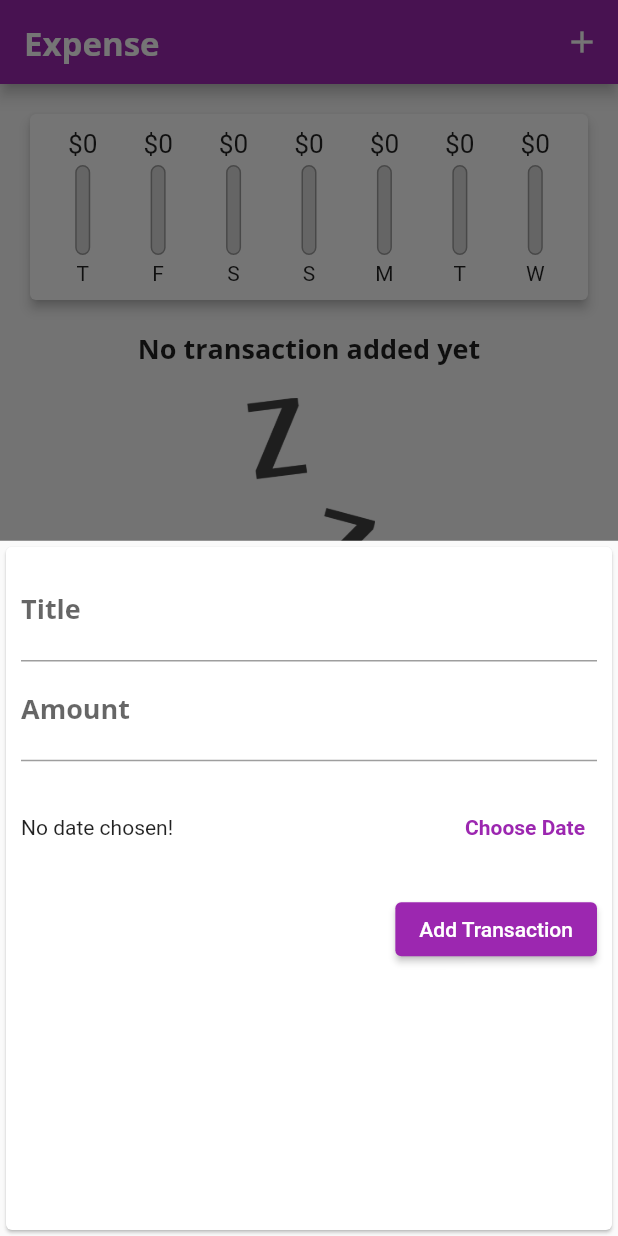
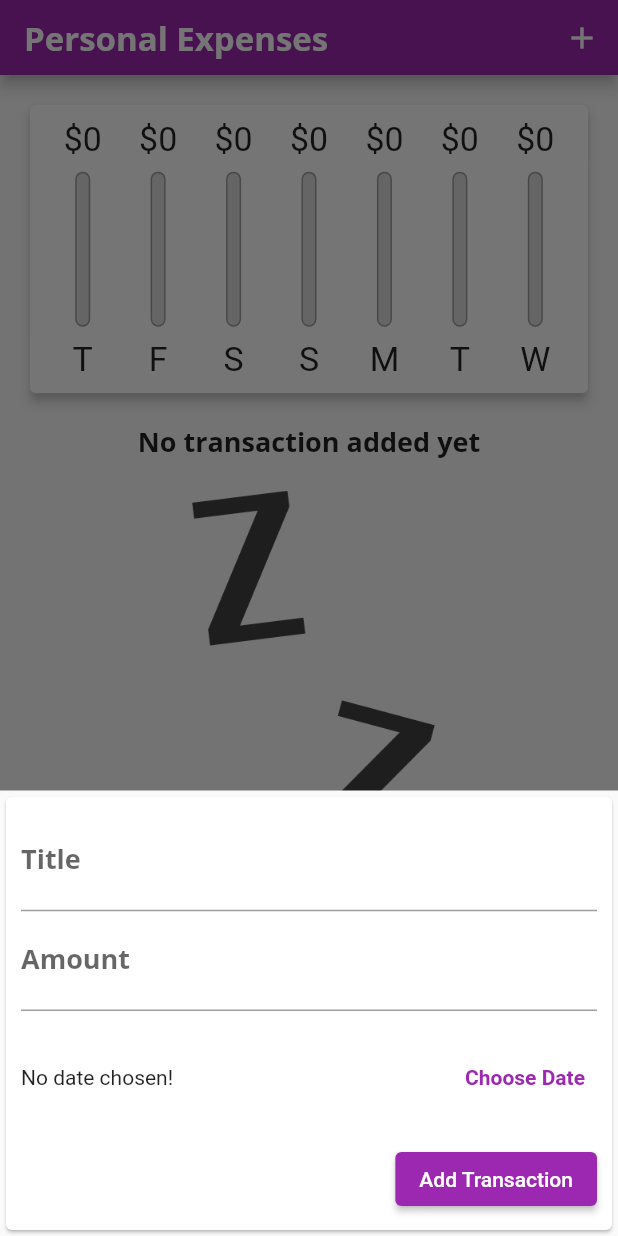
Before and after one commit to AhamedEstiak/flutter-app, a Flutter app: the screen it shows after launch, after a tap on the "add" icon, on a phone screen of 412 x 824 dp. Run offline on Flutter 3.47's test engine with Material 2 defaults, Android fonts, the phone set to English and light mode, and no system bars.

Commit message:
responsive and adaptiveness added

```diff
--- a/lib/expense-planner/index.dart
+++ b/lib/expense-planner/index.dart
@@ -1,3 +1,6 @@
+import 'dart:io';
+
+import 'package:flutter/cupertino.dart';
 import 'package:flutter/material.dart';
 
 import './widgets/add_transaction.dart';
@@ -13,20 +16,8 @@ class MyHomePage extends StatefulWidget {
 }
 
 class _MyHomePageState extends State<MyHomePage> {
-  final List<Transaction> _userTransactions = [
-    // Transaction(
-    //   id: 'tx1',
-    //   title: 'New shoes',
-    //   amount: 96.98,
-    //   date: DateTime.now(),
-    // ),
-    // Transaction(
-    //   id: 'tx2',
-    //   title: 'Warriors of the day',
-    //   amount: 45.49,
-    //   date: DateTime.now(),
-    // ),
-  ];
+  final List<Transaction> _userTransactions = [];
+  bool _showChart = false;
 
   void _addTransaction(String txTitle, double txAmount, DateTime txDate) {
     final newTx = Transaction(
@@ -44,10 +35,17 @@ class _MyHomePageState extends State<MyHomePage> {
   void _startAddTransaction(BuildContext ctx) {
     showModalBottomSheet(
       context: ctx,
+      // isScrollControlled: true,
       builder: (_) {
         return AddTransaction(_addTransaction);
       },
     );
+  }
+
+  void _removeTransaction(String id) {
+    setState(() {
+      _userTransactions.removeWhere((element) => element.id == id);
+    });
   }
 
   List<Transaction> get _recentTransactions {
@@ -62,10 +60,42 @@ class _MyHomePageState extends State<MyHomePage> {
 
   @override
   Widget build(BuildContext context) {
+    final PreferredSizeWidget appBar = Platform.isIOS
+        ? PreferredSize(
+            preferredSize: const Size.fromHeight(50),
+            child: CupertinoNavigationBar(
+              middle: const Text('Personal Expenses'),
+              trailing: Row(
+                mainAxisSize: MainAxisSize.min,
+                children: [
+                  GestureDetector(
+                    onTap: () => _startAddTransaction(context),
+                    child: const Icon(CupertinoIcons.add),
+                  ),
+                ],
+              ),
+            ),
+          )
+        : PreferredSize(
+            preferredSize: const Size.fromHeight(50),
+            child: AppBar(
+              title: const Text('Personal Expenses'),
+              actions: [
+                Builder(
+                  builder: (context) => IconButton(
+                    onPressed: () => _startAddTransaction(context),
+                    icon: const Icon(Icons.add),
+                  ),
+                ),
+              ],
+            ),
+          );
+
     return MaterialApp(
       title: 'Personal Expenses',
       theme: ThemeData(
         primarySwatch: Colors.purple,
+        accentColor: Colors.amber,
         colorScheme: ColorScheme.fromSwatch().copyWith(
           primary: Colors.purple,
           secondary: Colors.amber,
@@ -88,36 +118,89 @@ class _MyHomePageState extends State<MyHomePage> {
           ),
         ),
       ),
-      home: Scaffold(
-        appBar: AppBar(
-          title: const Text('Expense'),
-          actions: [
-            Builder(
-              builder: (context) => IconButton(
-                onPressed: () => _startAddTransaction(context),
-                icon: const Icon(Icons.add),
+      home: Builder(builder: (context) {
+        final mediaQuery = MediaQuery.of(context);
+        final isLandscape = mediaQuery.orientation == Orientation.landscape;
+        final txListWidget = Container(
+          height: (mediaQuery.size.height -
+                  appBar.preferredSize.height -
+                  mediaQuery.padding.top) *
+              0.7,
+          child: TransactionList(
+            transactions: _userTransactions,
+            removeTransaction: _removeTransaction,
           ),
-            ),
-          ],
-        ),
-        body: SingleChildScrollView(
+        );
+
+        final pageBody = SafeArea(
+          child: SingleChildScrollView(
             child: Column(
               // mainAxisAlignment: MainAxisAlignment.spaceAround,
               crossAxisAlignment: CrossAxisAlignment.stretch,
               children: [
-              Chart(recentTransactions: _recentTransactions),
-              TransactionList(transactions: _userTransactions)
+                if (isLandscape)
+                  Row(
+                    mainAxisAlignment: MainAxisAlignment.center,
+                    children: [
+                       Text('Show Chart', style: Theme.of(context).textTheme.titleMedium,),
+                      Switch.adaptive(
+                        value: _showChart,
+                        onChanged: (value) {
+                          setState(() {
+                            _showChart = value;
+                          });
+                        },
+                      ),
+                    ],
+                  ),
+                if (!isLandscape)
+                  SizedBox(
+                    height: (mediaQuery.size.height -
+                            appBar.preferredSize.height -
+                            mediaQuery.padding.top) *
+                        0.3,
+                    child: Chart(
+                      recentTransactions: _recentTransactions,
+                    ),
+                  ),
+                if (!isLandscape) txListWidget,
+                if (isLandscape)
+                  _showChart
+                      ? SizedBox(
+                          height: (mediaQuery.size.height -
+                                  appBar.preferredSize.height -
+                                  mediaQuery.padding.top) *
+                              0.6,
+                          child: Chart(
+                            recentTransactions: _recentTransactions,
+                          ),
+                        )
+                      : txListWidget,
               ],
             ),
           ),
-        floatingActionButtonLocation: FloatingActionButtonLocation.centerFloat,
+        );
+
+        return
+        // Platform.isIOS
+        //     ? CupertinoPageScaffold(
+        //         // navigationBar: appBar,
+        //         child: pageBody,
+        //       )
+        //     :
+            Scaffold(
+                appBar: appBar,
+                body: pageBody,
+                floatingActionButtonLocation:
+                    FloatingActionButtonLocation.centerFloat,
                 floatingActionButton: Builder(
                   builder: (ctx) => FloatingActionButton(
                     child: const Icon(Icons.add),
                     onPressed: () => _startAddTransaction(ctx),
                   ),
                 ),
-      ),
+              );
+      }),
     );
   }
 }
--- a/lib/expense-planner/widgets/add_transaction.dart
+++ b/lib/expense-planner/widgets/add_transaction.dart
@@ -1,3 +1,4 @@
+
 import 'package:flutter/material.dart';
 import 'package:intl/intl.dart';
 
@@ -13,10 +14,10 @@ class AddTransaction extends StatefulWidget {
 class _AddTransactionState extends State<AddTransaction> {
   final _titleController = TextEditingController();
   final _amountController = TextEditingController();
-  late DateTime _pickedDate;
+  DateTime? _pickedDate;
 
   void _submitTransaction() {
-    if(_amountController.text.isEmpty) return;
+    if (_amountController.text.isEmpty) return;
 
     final inputTitle = _titleController.text;
     final inputAmount = double.parse(_amountController.text);
@@ -25,11 +26,7 @@ class _AddTransactionState extends State<AddTransaction> {
       return;
     }
 
-    widget.addTransactionHandler(
-      inputTitle,
-      inputAmount,
-      _pickedDate
-    );
+    widget.addTransactionHandler(inputTitle, inputAmount, _pickedDate);
 
     Navigator.of(context).pop();
   }
@@ -53,9 +50,15 @@ class _AddTransactionState extends State<AddTransaction> {
 
   @override
   Widget build(BuildContext context) {
-    return Card(
+    return SingleChildScrollView(
+      child: Card(
         child: Container(
-        padding: const EdgeInsets.all(10),
+          padding: EdgeInsets.only(
+            left: 10,
+            right: 10,
+            top: 10,
+            bottom: MediaQuery.of(context).viewInsets.bottom + 10,
+          ),
           child: Column(
             crossAxisAlignment: CrossAxisAlignment.end,
             children: [
@@ -77,10 +80,9 @@ class _AddTransactionState extends State<AddTransaction> {
                   children: [
                     Expanded(
                       child: Text(
-                        // _pickedDate == null
-                        //     ?
-                        'No date chosen!'
-                        // : DateFormat.yMMMd().format(_pickedDate),
+                        _pickedDate == null
+                            ? 'No date chosen!'
+                            : DateFormat.yMMMd().format(_pickedDate!),
                       ),
                     ),
                     TextButton(
@@ -102,6 +104,7 @@ class _AddTransactionState extends State<AddTransaction> {
             ],
           ),
         ),
+      ),
     );
   }
 }
--- a/lib/expense-planner/widgets/chart.dart
+++ b/lib/expense-planner/widgets/chart.dart
@@ -50,9 +50,7 @@ class Chart extends StatelessWidget {
 
   @override
   Widget build(BuildContext context) {
-    return Container(
-      width: double.infinity,
-      child: Card(
+    return Card(
       elevation: 3,
       margin: const EdgeInsets.all(20),
       child: Padding(
@@ -75,7 +73,6 @@ class Chart extends StatelessWidget {
               .toList(),
         ),
       ),
-      ),
     );
   }
 }
--- a/lib/expense-planner/widgets/chart_bar.dart
+++ b/lib/expense-planner/widgets/chart_bar.dart
@@ -14,24 +14,24 @@ class ChartBar extends StatelessWidget {
 
   @override
   Widget build(BuildContext context) {
-    print(spendingPctOfTotal);
-
+    return LayoutBuilder(
+      builder: (ctx, constraints) {
         return Column(
           children: [
             Container(
-          height: 20,
+              height: constraints.maxHeight * 0.15,
               child: FittedBox(
                 child: Text(
                   '\$${spendingTotal.toStringAsFixed(0)}',
                 ),
               ),
             ),
-        const SizedBox(
-          height: 4,
+            SizedBox(
+              height: constraints.maxHeight * 0.05,
             ),
             Container(
               width: 10,
-          height: 60,
+              height: constraints.maxHeight * 0.6,
               child: Stack(
                 children: [
                   Container(
@@ -57,11 +57,18 @@ class ChartBar extends StatelessWidget {
                 ],
               ),
             ),
-        const SizedBox(
-          height: 4,
+            SizedBox(
+              height: constraints.maxHeight * 0.05,
             ),
-        Text(label),
+            SizedBox(
+              height: constraints.maxHeight * 0.15,
+              child: FittedBox(
+                child: Text(label),
+              ),
+            ),
           ],
+        );
+      },
     );
   }
 }
--- a/lib/expense-planner/widgets/transaction_list.dart
+++ b/lib/expense-planner/widgets/transaction_list.dart
@@ -5,15 +5,22 @@ import '../models/transaction.dart';
 
 class TransactionList extends StatelessWidget {
   final List<Transaction> transactions;
+  final Function removeTransaction;
 
-  const TransactionList({super.key, required this.transactions});
+  const TransactionList({
+    super.key,
+    required this.transactions,
+    required this.removeTransaction,
+  });
 
   @override
   Widget build(BuildContext context) {
-    return SizedBox(
-      height: 450,
+    return Container(
+      // color: Colors.red,
       child: transactions.isEmpty
-          ? Column(
+          ? LayoutBuilder(
+              builder: (ctx, constraints) {
+                return Column(
                   children: [
                     Text(
                       'No transaction added yet',
@@ -23,15 +30,18 @@ class TransactionList extends StatelessWidget {
                       height: 20,
                     ),
                     SizedBox(
-                  height: 200,
+                      height: constraints.maxHeight * 0.7,
                       child: Image.asset(
                         'assets/images/waiting.png',
                         fit: BoxFit.cover,
                       ),
                     ),
                   ],
+                );
+              },
             )
           : ListView.builder(
+              itemCount: transactions.length,
               itemBuilder: (ctx, index) {
                 return Card(
                   elevation: 5,
@@ -61,7 +71,22 @@ class TransactionList extends StatelessWidget {
                     ),
                     subtitle: Text(
                         DateFormat.yMMMd().format(transactions[index].date)),
-                    trailing: Icon(Icons.more_vert),
+                    trailing: MediaQuery.of(context).size.width > 400
+                        ? TextButton.icon(
+                            onPressed: () =>
+                                removeTransaction(transactions[index].id),
+                            icon: const Icon(Icons.delete),
+                            style: TextButton.styleFrom(
+                              primary: Theme.of(context).errorColor,
+                            ),
+                            label: const Text('Delete'),
+                          )
+                        : IconButton(
+                            onPressed: () =>
+                                removeTransaction(transactions[index].id),
+                            icon: const Icon(Icons.delete),
+                            color: Theme.of(context).errorColor,
+                          ),
                   ),
                 );
                 // return Card(
@@ -109,7 +134,6 @@ class TransactionList extends StatelessWidget {
                 //   ),
                 // );
               },
-              itemCount: transactions.length,
             ),
     );
   }
--- a/lib/main.dart
+++ b/lib/main.dart
@@ -1,4 +1,5 @@
 import 'package:flutter/material.dart';
+// import 'package:flutter/services.dart';
 
 // import './home.dart';
 import './expense-planner/index.dart';
@@ -6,5 +7,15 @@ import './expense-planner/index.dart';
 // import './flex_playground.dart';
 
 // void main() => runApp(const Home());
-void main() => runApp(const MyHomePage());
+void main() {
+  // WidgetsFlutterBinding.ensureInitialized();
+  // SystemChrome.setPreferredOrientations([
+  //   DeviceOrientation.portraitUp,
+  //   DeviceOrientation.portraitUp,
+  // ]);
+
+  return runApp(
+    const MyHomePage(),
+  );
+}
 // void main() => runApp(MyApp());
```
Lines whose indentation alone changed are shown as unchanged.
